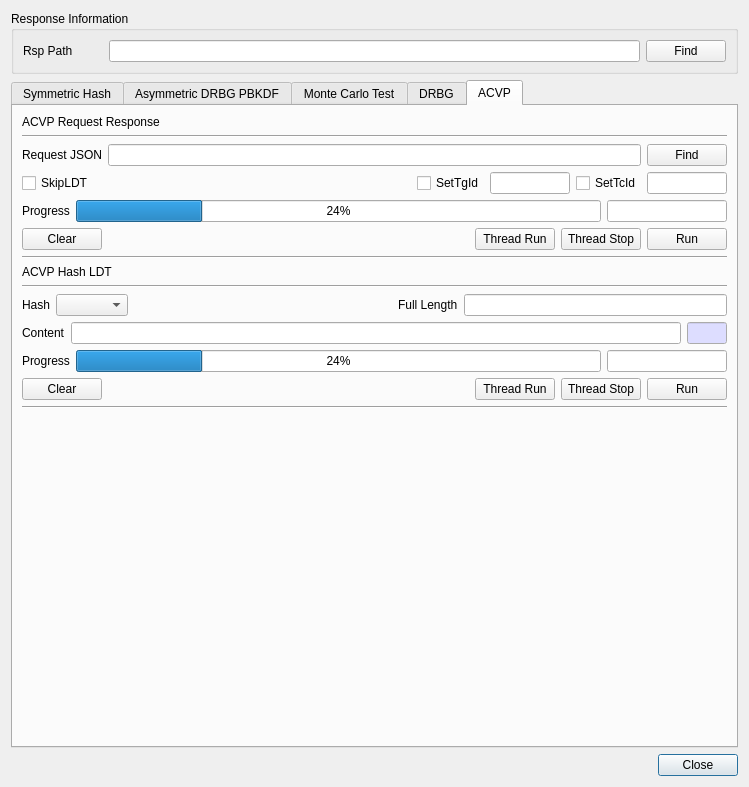
First picture: the form in BerEditor/cavp_dlg.ui, repository jykim74/BerEditor, before the edit.
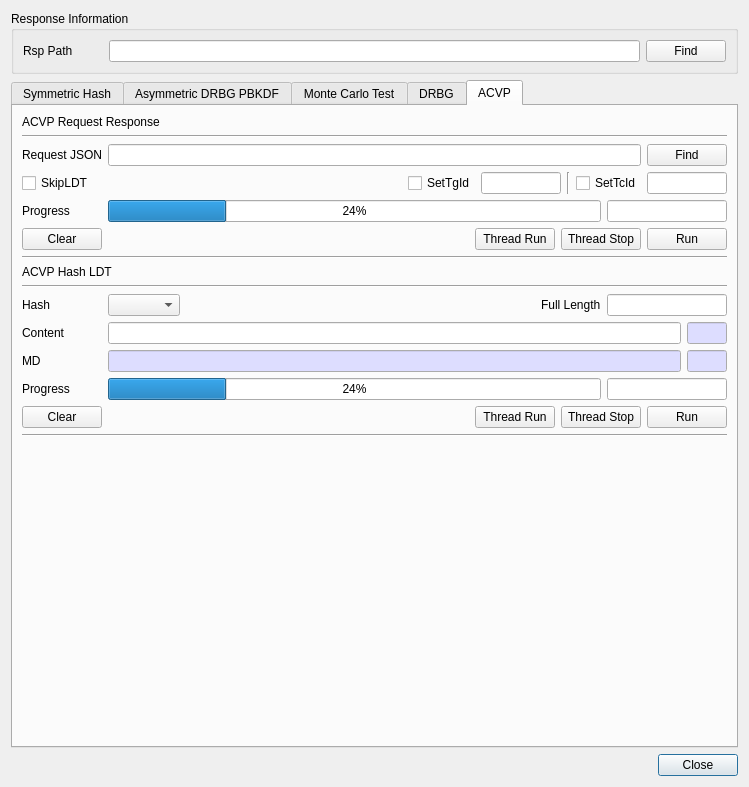
Second picture: the form after the edit.

What changed in the file:
```diff
--- a/BerEditor/cavp_dlg.ui
+++ b/BerEditor/cavp_dlg.ui
@@ -3248,6 +3248,12 @@
          </item>
          <item row="0" column="0">
           <widget class="QLabel" name="label_64">
+           <property name="minimumSize">
+            <size>
+             <width>80</width>
+             <height>0</height>
+            </size>
+           </property>
            <property name="text">
             <string>Request JSON</string>
            </property>
@@ -3264,46 +3270,6 @@
        </item>
        <item>
         <layout class="QGridLayout" name="gridLayout_24">
-         <item row="0" column="3">
-          <widget class="QLineEdit" name="mACVP_SetTGIDText">
-           <property name="maximumSize">
-            <size>
-             <width>80</width>
-             <height>16777215</height>
-            </size>
-           </property>
-          </widget>
-         </item>
-         <item row="0" column="4">
-          <widget class="QCheckBox" name="mACVP_SetTCIDCheck">
-           <property name="text">
-            <string>SetTcId</string>
-           </property>
-          </widget>
-         </item>
-         <item row="0" column="1">
-          <spacer name="horizontalSpacer_9">
-           <property name="orientation">
-            <enum>Qt::Horizontal</enum>
-           </property>
-           <property name="sizeHint" stdset="0">
-            <size>
-             <width>40</width>
-             <height>20</height>
-            </size>
-           </property>
-          </spacer>
-         </item>
-         <item row="0" column="5">
-          <widget class="QLineEdit" name="mACVP_SetTCIDText">
-           <property name="maximumSize">
-            <size>
-             <width>80</width>
-             <height>16777215</height>
-            </size>
-           </property>
-          </widget>
-         </item>
          <item row="0" column="2">
           <widget class="QCheckBox" name="mACVP_SetTGIDCheck">
            <property name="text">
@@ -3311,6 +3277,26 @@
            </property>
           </widget>
          </item>
+         <item row="0" column="3">
+          <widget class="QLineEdit" name="mACVP_SetTGIDText">
+           <property name="maximumSize">
+            <size>
+             <width>80</width>
+             <height>16777215</height>
+            </size>
+           </property>
+          </widget>
+         </item>
+         <item row="0" column="6">
+          <widget class="QLineEdit" name="mACVP_SetTCIDText">
+           <property name="maximumSize">
+            <size>
+             <width>80</width>
+             <height>16777215</height>
+            </size>
+           </property>
+          </widget>
+         </item>
          <item row="0" column="0">
           <widget class="QCheckBox" name="mACVP_SkipLDTCheck">
            <property name="text">
@@ -3318,12 +3304,45 @@
            </property>
           </widget>
          </item>
+         <item row="0" column="1">
+          <spacer name="horizontalSpacer_9">
+           <property name="orientation">
+            <enum>Qt::Horizontal</enum>
+           </property>
+           <property name="sizeHint" stdset="0">
+            <size>
+             <width>40</width>
+             <height>20</height>
+            </size>
+           </property>
+          </spacer>
+         </item>
+         <item row="0" column="5">
+          <widget class="QCheckBox" name="mACVP_SetTCIDCheck">
+           <property name="text">
+            <string>SetTcId</string>
+           </property>
+          </widget>
+         </item>
+         <item row="0" column="4">
+          <widget class="Line" name="line_21">
+           <property name="orientation">
+            <enum>Qt::Vertical</enum>
+           </property>
+          </widget>
+         </item>
         </layout>
        </item>
        <item>
         <layout class="QGridLayout" name="gridLayout_26">
          <item row="0" column="0">
           <widget class="QLabel" name="label_65">
+           <property name="minimumSize">
+            <size>
+             <width>80</width>
+             <height>0</height>
+            </size>
+           </property>
            <property name="text">
             <string>Progress</string>
            </property>
@@ -3421,13 +3440,32 @@
          </property>
          <item row="0" column="0">
           <widget class="QLabel" name="label_68">
+           <property name="minimumSize">
+            <size>
+             <width>80</width>
+             <height>0</height>
+            </size>
+           </property>
            <property name="text">
             <string>Hash</string>
            </property>
           </widget>
          </item>
          <item row="0" column="4">
-          <widget class="QLineEdit" name="lineEdit"/>
+          <widget class="QLineEdit" name="mACVP_LDTFullLengthText">
+           <property name="minimumSize">
+            <size>
+             <width>120</width>
+             <height>0</height>
+            </size>
+           </property>
+           <property name="maximumSize">
+            <size>
+             <width>120</width>
+             <height>16777215</height>
+            </size>
+           </property>
+          </widget>
          </item>
          <item row="0" column="3">
           <widget class="QLabel" name="label_69">
@@ -3461,14 +3499,17 @@
          </property>
          <item row="0" column="0">
           <widget class="QLabel" name="label_70">
+           <property name="minimumSize">
+            <size>
+             <width>80</width>
+             <height>0</height>
+            </size>
+           </property>
            <property name="text">
             <string>Content</string>
            </property>
           </widget>
          </item>
-         <item row="0" column="1">
-          <widget class="QLineEdit" name="mACVP_LDTContentText"/>
-         </item>
          <item row="0" column="2">
           <widget class="QLineEdit" name="mACVP_LDTContentLenText">
            <property name="minimumSize">
@@ -3515,6 +3556,96 @@
            </property>
           </widget>
          </item>
+         <item row="0" column="1">
+          <widget class="QLineEdit" name="mACVP_LDTContentText"/>
+         </item>
+         <item row="1" column="0">
+          <widget class="QLabel" name="label_72">
+           <property name="text">
+            <string>MD</string>
+           </property>
+          </widget>
+         </item>
+         <item row="1" column="1">
+          <widget class="QLineEdit" name="mACVP_LDT_MDText">
+           <property name="palette">
+            <palette>
+             <active>
+              <colorrole role="Base">
+               <brush brushstyle="SolidPattern">
+                <color alpha="255">
+                 <red>221</red>
+                 <green>221</green>
+                 <blue>255</blue>
+                </color>
+               </brush>
+              </colorrole>
+             </active>
+             <inactive>
+              <colorrole role="Base">
+               <brush brushstyle="SolidPattern">
+                <color alpha="255">
+                 <red>221</red>
+                 <green>221</green>
+                 <blue>255</blue>
+                </color>
+               </brush>
+              </colorrole>
+             </inactive>
+             <disabled/>
+            </palette>
+           </property>
+           <property name="readOnly">
+            <bool>true</bool>
+           </property>
+          </widget>
+         </item>
+         <item row="1" column="2">
+          <widget class="QLineEdit" name="mACVP_LDT_MDLenText">
+           <property name="minimumSize">
+            <size>
+             <width>40</width>
+             <height>0</height>
+            </size>
+           </property>
+           <property name="maximumSize">
+            <size>
+             <width>40</width>
+             <height>16777215</height>
+            </size>
+           </property>
+           <property name="palette">
+            <palette>
+             <active>
+              <colorrole role="Base">
+               <brush brushstyle="SolidPattern">
+                <color alpha="255">
+                 <red>221</red>
+                 <green>221</green>
+                 <blue>255</blue>
+                </color>
+               </brush>
+              </colorrole>
+             </active>
+             <inactive>
+              <colorrole role="Base">
+               <brush brushstyle="SolidPattern">
+                <color alpha="255">
+                 <red>221</red>
+                 <green>221</green>
+                 <blue>255</blue>
+                </color>
+               </brush>
+              </colorrole>
+             </inactive>
+             <disabled/>
+            </palette>
+           </property>
+           <property name="readOnly">
+            <bool>true</bool>
+           </property>
+          </widget>
+         </item>
         </layout>
        </item>
        <item>
@@ -3524,6 +3655,12 @@
          </property>
          <item row="0" column="0">
           <widget class="QLabel" name="label_71">
+           <property name="minimumSize">
+            <size>
+             <width>80</width>
+             <height>0</height>
+            </size>
+           </property>
            <property name="text">
             <string>Progress</string>
            </property>
```
